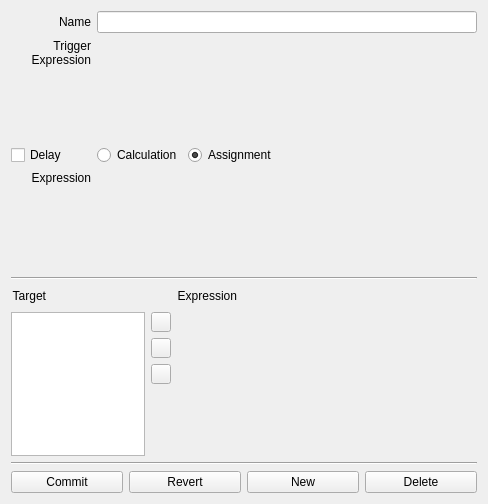
The window that copasi/UI/CQEventWidget1.ui (copasi/COPASI) describes before a commit, drawn with Qt 5.
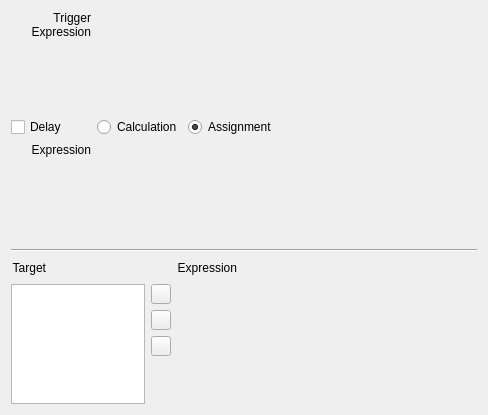
The same window after the commit. Custom widgets are drawn as their Qt base class.

Diff of the .ui file:
```diff
--- a/copasi/UI/CQEventWidget1.ui
+++ b/copasi/UI/CQEventWidget1.ui
@@ -16,13 +16,13 @@
 <comment> Properties, Inc., EML Research, gGmbH, University of Heidelberg, </comment>
 <comment> and The University of Manchester. </comment>
  <class>CQEventWidget1</class>
- <widget class="CopasiWidget" name="CQEventWidget1" >
-  <property name="geometry" >
+ <widget class="CopasiWidget" name="CQEventWidget1">
+  <property name="geometry">
    <rect>
     <x>0</x>
     <y>0</y>
     <width>488</width>
-    <height>504</height>
+    <height>415</height>
    </rect>
   </property>
   <property name="sizePolicy" >
@@ -36,38 +36,16 @@
   </property>
   <layout class="QVBoxLayout" name="verticalLayout" >
    <item>
-    <layout class="QGridLayout" name="gridLayout" >
-     <item row="0" column="0" >
-      <widget class="QLabel" name="mpLabelEventName" >
-       <property name="sizePolicy" >
-        <sizepolicy vsizetype="Minimum" hsizetype="Preferred" >
+    <layout class="QGridLayout" name="gridLayout">
+     <item row="0" column="0">
+      <widget class="QLabel" name="mpLabelTrigger">
+       <property name="sizePolicy">
+        <sizepolicy hsizetype="Preferred" vsizetype="Minimum">
          <horstretch>0</horstretch>
          <verstretch>0</verstretch>
         </sizepolicy>
        </property>
-       <property name="text" >
-        <string>Name</string>
-       </property>
-       <property name="alignment" >
-        <set>Qt::AlignRight|Qt::AlignTrailing|Qt::AlignVCenter</set>
-       </property>
-       <property name="wordWrap" >
-        <bool>false</bool>
-       </property>
-      </widget>
-     </item>
-     <item row="0" column="1" colspan="3" >
-      <widget class="QLineEdit" name="mpLineEditName" />
-     </item>
-     <item row="1" column="0" >
-      <widget class="QLabel" name="mpLabelTrigger" >
-       <property name="sizePolicy" >
-        <sizepolicy vsizetype="Minimum" hsizetype="Preferred" >
-         <horstretch>0</horstretch>
-         <verstretch>0</verstretch>
-        </sizepolicy>
-       </property>
-       <property name="text" >
+       <property name="text">
         <string>Trigger Expression</string>
        </property>
        <property name="alignment" >
@@ -78,9 +56,9 @@
        </property>
       </widget>
      </item>
-     <item row="1" column="1" colspan="3" >
-      <widget class="CQExpressionMmlStackedWidget" name="mpExpressionTrigger" >
-       <property name="minimumSize" >
+     <item row="0" column="1" colspan="3">
+      <widget class="CQExpressionMmlStackedWidget" name="mpExpressionTrigger">
+       <property name="minimumSize">
         <size>
          <width>380</width>
          <height>100</height>
@@ -93,9 +71,9 @@
        <widget class="QWidget" name="page_12" />
       </widget>
      </item>
-     <item row="2" column="0" >
-      <widget class="QCheckBox" name="mpCheckDelay" >
-       <property name="layoutDirection" >
+     <item row="1" column="0">
+      <widget class="QCheckBox" name="mpCheckDelay">
+       <property name="layoutDirection">
         <enum>Qt::LeftToRight</enum>
        </property>
        <property name="text" >
@@ -103,16 +81,16 @@
        </property>
       </widget>
      </item>
-     <item row="2" column="1" >
-      <widget class="QRadioButton" name="mpBtnDelayCalculation" >
-       <property name="text" >
+     <item row="1" column="1">
+      <widget class="QRadioButton" name="mpBtnDelayCalculation">
+       <property name="text">
         <string>Calculation</string>
        </property>
       </widget>
      </item>
-     <item row="2" column="2" >
-      <widget class="QRadioButton" name="mpBtnDelayAssignment" >
-       <property name="text" >
+     <item row="1" column="2">
+      <widget class="QRadioButton" name="mpBtnDelayAssignment">
+       <property name="text">
         <string>Assignment</string>
        </property>
        <property name="checked" >
@@ -120,9 +98,9 @@
        </property>
       </widget>
      </item>
-     <item row="2" column="3" >
-      <spacer name="mpSpacerDelay" >
-       <property name="orientation" >
+     <item row="1" column="3">
+      <spacer name="mpSpacerDelay">
+       <property name="orientation">
         <enum>Qt::Horizontal</enum>
        </property>
        <property name="sizeHint" stdset="0" >
@@ -133,10 +111,10 @@
        </property>
       </spacer>
      </item>
-     <item row="3" column="0" >
-      <widget class="QLabel" name="mpLabelDelayExpression" >
-       <property name="sizePolicy" >
-        <sizepolicy vsizetype="Minimum" hsizetype="Preferred" >
+     <item row="2" column="0">
+      <widget class="QLabel" name="mpLabelDelayExpression">
+       <property name="sizePolicy">
+        <sizepolicy hsizetype="Preferred" vsizetype="Minimum">
          <horstretch>0</horstretch>
          <verstretch>0</verstretch>
         </sizepolicy>
@@ -152,9 +130,9 @@
        </property>
       </widget>
      </item>
-     <item row="3" column="1" colspan="3" >
-      <widget class="CQExpressionMmlStackedWidget" name="mpExpressionDelay" >
-       <property name="minimumSize" >
+     <item row="2" column="1" colspan="3">
+      <widget class="CQExpressionMmlStackedWidget" name="mpExpressionDelay">
+       <property name="minimumSize">
         <size>
          <width>380</width>
          <height>100</height>
@@ -334,57 +312,15 @@
          <height>60</height>
         </size>
        </property>
-       <widget class="QWidget" name="page" />
-       <widget class="QWidget" name="page_2" />
-      </widget>
-     </item>
-    </layout>
-   </item>
-   <item>
-    <widget class="Line" name="mpLine2" >
-     <property name="frameShape" >
-      <enum>QFrame::HLine</enum>
-     </property>
-     <property name="frameShadow" >
-      <enum>QFrame::Sunken</enum>
-     </property>
-    </widget>
-   </item>
-   <item>
-    <layout class="QHBoxLayout" >
-     <item>
-      <widget class="QPushButton" name="mpBtnCommit" >
-       <property name="text" >
-        <string>Commit</string>
-       </property>
-      </widget>
-     </item>
-     <item>
-      <widget class="QPushButton" name="mpBtnRevert" >
-       <property name="text" >
-        <string>Revert</string>
-       </property>
-      </widget>
-     </item>
-     <item>
-      <widget class="QPushButton" name="mpBtnNew" >
-       <property name="text" >
-        <string>New</string>
-       </property>
-      </widget>
-     </item>
-     <item>
-      <widget class="QPushButton" name="mpBtnDelete" >
-       <property name="text" >
-        <string>Delete</string>
-       </property>
+       <widget class="QWidget" name="page"/>
+       <widget class="QWidget" name="page_2"/>
       </widget>
      </item>
     </layout>
    </item>
   </layout>
  </widget>
- <layoutdefault spacing="6" margin="11" />
+ <layoutdefault spacing="6" margin="11"/>
  <customwidgets>
   <customwidget>
    <class>CopasiWidget</class>
```
Left out of the diff: 236 changed lines with no effect on the pictures.
